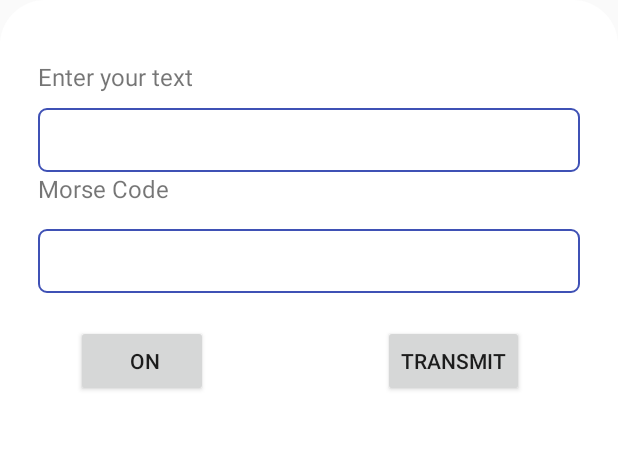
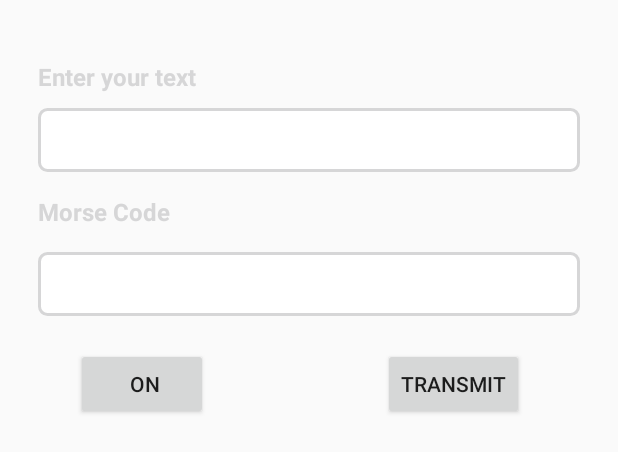
Before and after one commit to dishamahajan/Myapp1, an Android app: the layout customdialog.xml on its own in the app's theme, with its tools: preview values and no code run, on a phone screen of 412 x 824 dp. Shown: the top 452 px of the screen. Run offline under Robolectric (Android 15) with nearby library versions, the phone set to English and light mode, and no system bars.

Commit message:
Morse code dialog box ui changes

```diff
--- a/app/src/main/res/drawable/dialogboxbackground.xml
+++ b/app/src/main/res/drawable/dialogboxbackground.xml
@@ -1,9 +1,9 @@
 <?xml version="1.0" encoding="utf-8"?>
 <shape xmlns:android="http://schemas.android.com/apk/res/android">
     <solid
-        android:color="@color/white"/>
+        android:color="#00ff0000"/>
     <corners
-        android:radius="30dp" />
+        android:radius="40dp" />
     <padding
         android:left="10dp"
         android:top="10dp"
--- a/app/src/main/res/drawable/edittextbackground.xml
+++ b/app/src/main/res/drawable/edittextbackground.xml
@@ -1,6 +1,6 @@
 <?xml version="1.0" encoding="utf-8"?>
 <shape xmlns:android="http://schemas.android.com/apk/res/android">
     <solid android:color="#ffffff" />
-    <stroke android:width="1dp" android:color="@color/colorPrimary" />
+    <stroke android:width="2dp" android:color="@color/black" />
     <corners android:radius="5dp" />
 </shape>
--- a/app/src/main/res/layout/customdialog.xml
+++ b/app/src/main/res/layout/customdialog.xml
@@ -11,6 +11,8 @@ android:background="@drawable/dialogboxbackground"
         android:layout_height="wrap_content"
         android:text="Enter your text"
         android:textSize="16dp"
+        android:textStyle="bold"
+        android:textColor="@color/black"
         android:layout_alignParentLeft="true"
         android:layout_marginLeft="15dp"
         android:layout_marginRight="15dp"
@@ -29,6 +31,7 @@ android:background="@drawable/dialogboxbackground"
         android:layout_marginRight="15dp"
         android:paddingBottom="15dp"
         android:background="@drawable/edittextbackground"
+        android:textCursorDrawable = "@null"
         />
 
     <TextView
@@ -37,9 +40,12 @@ android:background="@drawable/dialogboxbackground"
         android:layout_height="wrap_content"
         android:text="Morse Code"
         android:textSize="16dp"
+        android:textStyle="bold"
+        android:textColor="@color/black"
         android:layout_alignParentLeft="true"
         android:layout_marginLeft="15dp"
         android:layout_marginRight="15dp"
+        android:layout_marginTop="15dp"
         android:layout_below="@+id/insertText"/>
 
 
```
